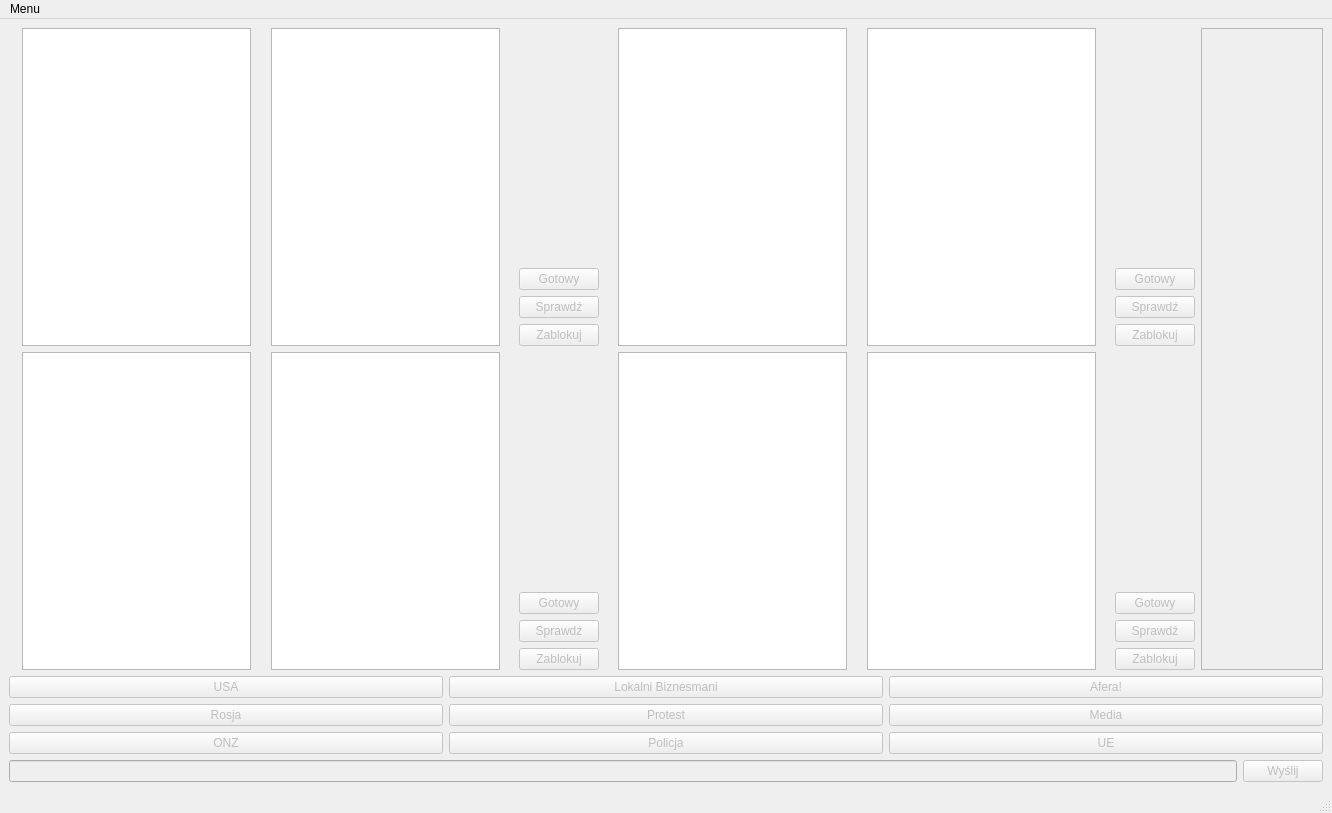
This is src/Game/mainwindow.ui in kacper-michal-i-krewni/ZPR-Projekt as Qt 5 draws it before an edit. The edited form follows.
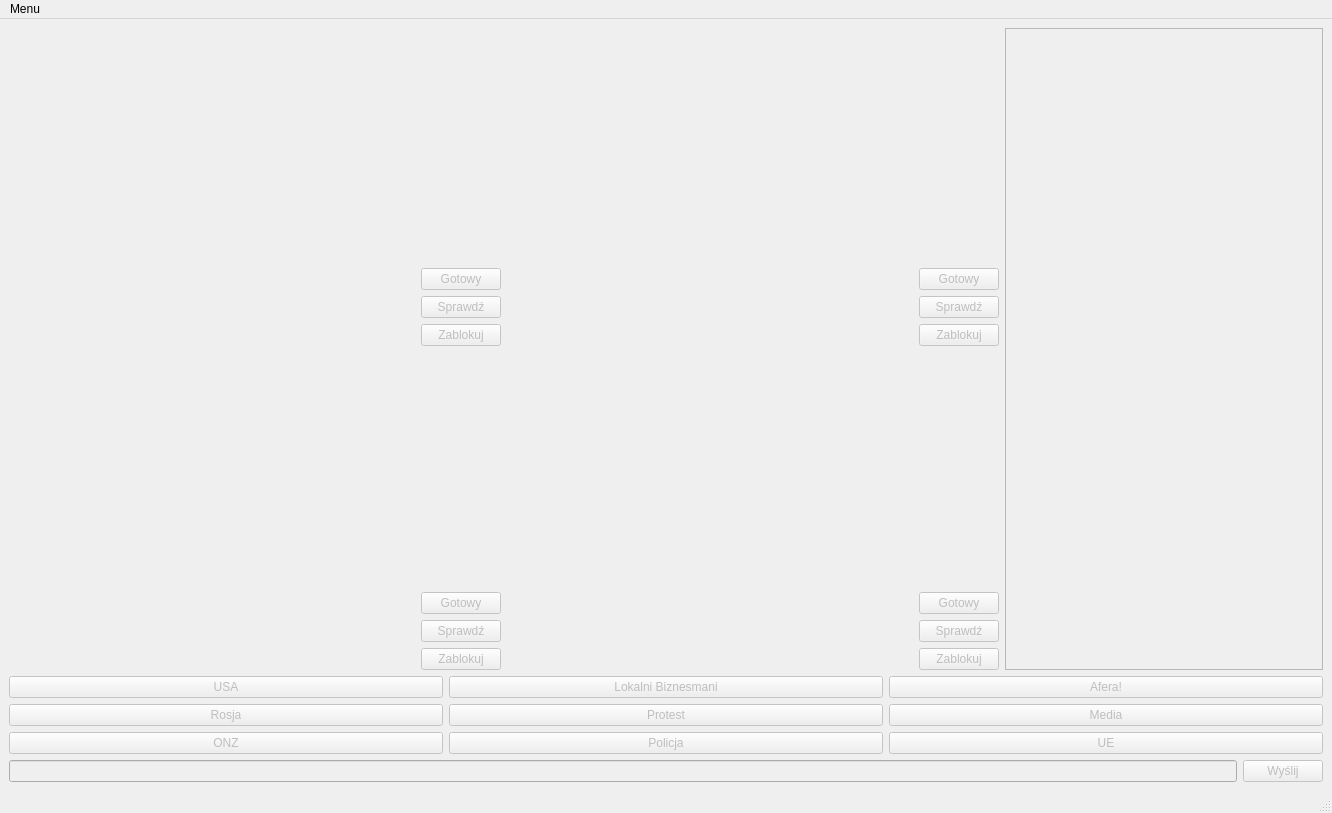
This is the edited form.

Diff of the .ui file:
```diff
--- a/src/Game/mainwindow.ui
+++ b/src/Game/mainwindow.ui
@@ -115,32 +115,6 @@
     <item row="0" column="0">
      <layout class="QGridLayout" name="cardsLayout4">
       <item row="0" column="2">
-       <spacer name="horizontalSpacer_5">
-        <property name="orientation">
-         <enum>Qt::Horizontal</enum>
-        </property>
-        <property name="sizeHint" stdset="0">
-         <size>
-          <width>40</width>
-          <height>20</height>
-         </size>
-        </property>
-       </spacer>
-      </item>
-      <item row="0" column="0">
-       <spacer name="horizontalSpacer_7">
-        <property name="orientation">
-         <enum>Qt::Horizontal</enum>
-        </property>
-        <property name="sizeHint" stdset="0">
-         <size>
-          <width>40</width>
-          <height>20</height>
-         </size>
-        </property>
-       </spacer>
-      </item>
-      <item row="0" column="5">
        <layout class="QVBoxLayout" name="playerMenu4">
         <item>
          <widget class="QLabel" name="nickname4">
@@ -184,24 +158,28 @@
         </item>
        </layout>
       </item>
-      <item row="0" column="3">
-       <widget class="QGraphicsView" name="card42"/>
+      <item row="0" column="0">
+       <widget class="QLabel" name="card41">
+        <property name="enabled">
+         <bool>true</bool>
+        </property>
+        <property name="minimumSize">
+         <size>
+          <width>200</width>
+          <height>300</height>
+         </size>
+        </property>
+       </widget>
       </item>
       <item row="0" column="1">
-       <widget class="QGraphicsView" name="card41"/>
-      </item>
-      <item row="0" column="4">
-       <spacer name="horizontalSpacer_8">
-        <property name="orientation">
-         <enum>Qt::Horizontal</enum>
-        </property>
-        <property name="sizeHint" stdset="0">
+       <widget class="QLabel" name="card42">
+        <property name="minimumSize">
          <size>
-          <width>40</width>
-          <height>20</height>
+          <width>200</width>
+          <height>300</height>
          </size>
         </property>
-       </spacer>
+       </widget>
       </item>
      </layout>
     </item>
@@ -221,52 +199,33 @@
     </item>
     <item row="1" column="0">
      <layout class="QGridLayout" name="cardsLayout1">
-      <item row="0" column="2">
-       <spacer name="horizontalSpacer_4">
-        <property name="orientation">
-         <enum>Qt::Horizontal</enum>
-        </property>
-        <property name="sizeHint" stdset="0">
-         <size>
-          <width>40</width>
-          <height>20</height>
-         </size>
-        </property>
-       </spacer>
-      </item>
-      <item row="0" column="3">
-       <widget class="QGraphicsView" name="card12"/>
-      </item>
-      <item row="0" column="4">
-       <spacer name="horizontalSpacer_6">
-        <property name="orientation">
-         <enum>Qt::Horizontal</enum>
-        </property>
-        <property name="sizeHint" stdset="0">
-         <size>
-          <width>40</width>
-          <height>20</height>
-         </size>
-        </property>
-       </spacer>
-      </item>
       <item row="0" column="0">
-       <spacer name="horizontalSpacer_2">
-        <property name="orientation">
-         <enum>Qt::Horizontal</enum>
-        </property>
-        <property name="sizeHint" stdset="0">
+       <widget class="QLabel" name="card11">
+        <property name="minimumSize">
          <size>
-          <width>40</width>
-          <height>20</height>
+          <width>200</width>
+          <height>300</height>
          </size>
         </property>
-       </spacer>
+        <property name="text">
+         <string/>
+        </property>
+       </widget>
       </item>
       <item row="0" column="1">
-       <widget class="QGraphicsView" name="card11"/>
+       <widget class="QLabel" name="card12">
+        <property name="minimumSize">
+         <size>
+          <width>200</width>
+          <height>300</height>
+         </size>
+        </property>
+        <property name="text">
+         <string/>
+        </property>
+       </widget>
       </item>
-      <item row="0" column="5">
+      <item row="0" column="2">
        <layout class="QVBoxLayout" name="playerManu1">
         <property name="rightMargin">
          <number>0</number>
@@ -346,38 +305,29 @@
     <item row="1" column="1">
      <layout class="QGridLayout" name="cardsLayout2">
       <item row="0" column="1">
-       <widget class="QGraphicsView" name="card21"/>
+       <widget class="QLabel" name="card22">
+        <property name="minimumSize">
+         <size>
+          <width>200</width>
+          <height>300</height>
+         </size>
+        </property>
+       </widget>
       </item>
       <item row="0" column="0">
-       <spacer name="horizontalSpacer_9">
-        <property name="orientation">
-         <enum>Qt::Horizontal</enum>
-        </property>
-        <property name="sizeHint" stdset="0">
+       <widget class="QLabel" name="card21">
+        <property name="minimumSize">
          <size>
-          <width>40</width>
-          <height>20</height>
+          <width>200</width>
+          <height>300</height>
          </size>
         </property>
-       </spacer>
-      </item>
-      <item row="0" column="3">
-       <widget class="QGraphicsView" name="card22"/>
+        <property name="text">
+         <string/>
+        </property>
+       </widget>
       </item>
       <item row="0" column="2">
-       <spacer name="horizontalSpacer_10">
-        <property name="orientation">
-         <enum>Qt::Horizontal</enum>
-        </property>
-        <property name="sizeHint" stdset="0">
-         <size>
-          <width>40</width>
-          <height>20</height>
-         </size>
-        </property>
-       </spacer>
-      </item>
-      <item row="0" column="5">
        <layout class="QVBoxLayout" name="playerMenu2">
         <item>
          <widget class="QLabel" name="nickname2"/>
@@ -417,24 +367,11 @@
         </item>
        </layout>
       </item>
-      <item row="0" column="4">
-       <spacer name="horizontalSpacer_11">
-        <property name="orientation">
-         <enum>Qt::Horizontal</enum>
-        </property>
-        <property name="sizeHint" stdset="0">
-         <size>
-          <width>40</width>
-          <height>20</height>
-         </size>
-        </property>
-       </spacer>
-      </item>
      </layout>
     </item>
     <item row="0" column="1">
      <layout class="QGridLayout" name="cardsLayout3">
-      <item row="0" column="5">
+      <item row="0" column="2">
        <layout class="QVBoxLayout" name="playermenu3">
         <property name="rightMargin">
          <number>0</number>
@@ -482,49 +419,24 @@
        </layout>
       </item>
       <item row="0" column="1">
-       <widget class="QGraphicsView" name="card31"/>
+       <widget class="QLabel" name="card32">
+        <property name="minimumSize">
+         <size>
+          <width>200</width>
+          <height>300</height>
+         </size>
+        </property>
+       </widget>
       </item>
       <item row="0" column="0">
-       <spacer name="horizontalSpacer">
-        <property name="orientation">
-         <enum>Qt::Horizontal</enum>
-        </property>
-        <property name="sizeHint" stdset="0">
+       <widget class="QLabel" name="card31">
+        <property name="minimumSize">
          <size>
-          <width>40</width>
-          <height>20</height>
+          <width>200</width>
+          <height>300</height>
          </size>
         </property>
-       </spacer>
-      </item>
-      <item row="0" column="2">
-       <spacer name="horizontalSpacer_3">
-        <property name="orientation">
-         <enum>Qt::Horizontal</enum>
-        </property>
-        <property name="sizeHint" stdset="0">
-         <size>
-          <width>40</width>
-          <height>20</height>
-         </size>
-        </property>
-       </spacer>
-      </item>
-      <item row="0" column="3">
-       <widget class="QGraphicsView" name="card32"/>
-      </item>
-      <item row="0" column="4">
-       <spacer name="horizontalSpacer_12">
-        <property name="orientation">
-         <enum>Qt::Horizontal</enum>
-        </property>
-        <property name="sizeHint" stdset="0">
-         <size>
-          <width>40</width>
-          <height>20</height>
-         </size>
-        </property>
-       </spacer>
+       </widget>
       </item>
      </layout>
     </item>
```
